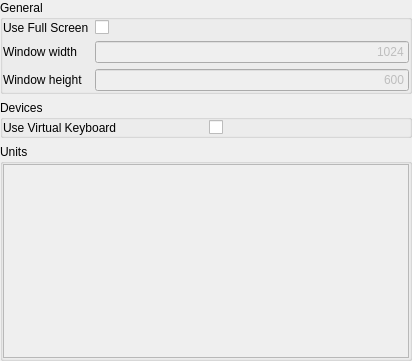
Above: ui/settings/Main.ui from OpenFairWind/FairWindSK before the change. Below: the same form after it.
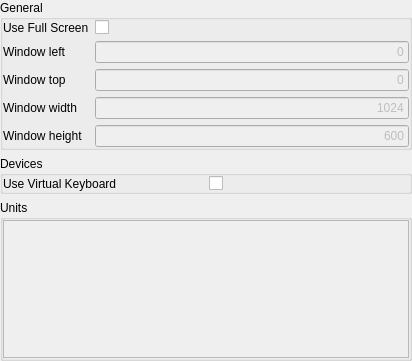
That is the form after the change.

Commit message: Added main window left and top parameters

What changed in the file:
```diff
--- a/ui/settings/Main.ui
+++ b/ui/settings/Main.ui
@@ -54,44 +54,91 @@
         </property>
        </widget>
       </item>
+      <item row="0" column="1">
+       <widget class="QCheckBox" name="checkBox_fullscreen">
+        <property name="text">
+         <string/>
+        </property>
+       </widget>
+      </item>
+
       <item row="1" column="0">
+       <widget class="QLabel" name="label_windowLeft">
+        <property name="text">
+         <string>Window left</string>
+        </property>
+       </widget>
+      </item> 
+      <item row="1" column="1">
+       <widget class="QLineEdit" name="lineEdit_left">
+        <property name="enabled">
+         <bool>false</bool>
+        </property>
+        <property name="text">
+         <string>0</string>
+        </property>
+        <property name="alignment">
+         <set>Qt::AlignmentFlag::AlignRight|Qt::AlignmentFlag::AlignTrailing|Qt::AlignmentFlag::AlignVCenter</set>
+        </property>
+        <property name="placeholderText">
+         <string>0</string>
+        </property>
+       </widget>
+      </item>
+      <item row="2" column="0">
+       <widget class="QLabel" name="label_windowTop">
+        <property name="text">
+         <string>Window top</string>
+        </property>
+       </widget>
+      </item>
+      <item row="2" column="1">
+       <widget class="QLineEdit" name="lineEdit_top">
+        <property name="enabled">
+         <bool>false</bool>
+        </property>
+        <property name="text">
+         <string>0</string>
+        </property>
+        <property name="alignment">
+         <set>Qt::AlignmentFlag::AlignRight|Qt::AlignmentFlag::AlignTrailing|Qt::AlignmentFlag::AlignVCenter</set>
+        </property>
+        <property name="placeholderText">
+         <string>0</string>
+        </property>
+       </widget>
+      </item>
+      <item row="3" column="0">
        <widget class="QLabel" name="label_windowWidth">
         <property name="text">
          <string>Window width</string>
         </property>
        </widget>
+      </item> 
+      <item row="3" column="1">
+       <widget class="QLineEdit" name="lineEdit_width">
+        <property name="enabled">
+         <bool>false</bool>
+        </property>
+        <property name="text">
+         <string>1024</string>
+        </property>
+        <property name="alignment">
+         <set>Qt::AlignmentFlag::AlignRight|Qt::AlignmentFlag::AlignTrailing|Qt::AlignmentFlag::AlignVCenter</set>
+        </property>
+        <property name="placeholderText">
+         <string>1024</string>
+        </property>
+       </widget>
       </item>
-      <item row="2" column="0">
+      <item row="4" column="0">
        <widget class="QLabel" name="label_windowHeight">
         <property name="text">
          <string>Window height</string>
         </property>
        </widget>
       </item>
-      <item row="1" column="1">
-       <widget class="QLineEdit" name="lineEdit_width">
-        <property name="enabled">
-         <bool>false</bool>
-        </property>
-        <property name="text">
-         <string>1024</string>
-        </property>
-        <property name="alignment">
-         <set>Qt::AlignmentFlag::AlignRight|Qt::AlignmentFlag::AlignTrailing|Qt::AlignmentFlag::AlignVCenter</set>
-        </property>
-        <property name="placeholderText">
-         <string>1280</string>
-        </property>
-       </widget>
-      </item>
-      <item row="0" column="1">
-       <widget class="QCheckBox" name="checkBox_fullscreen">
-        <property name="text">
-         <string/>
-        </property>
-       </widget>
-      </item>
-      <item row="2" column="1">
+      <item row="4" column="1">
        <widget class="QLineEdit" name="lineEdit_height">
         <property name="enabled">
          <bool>false</bool>
@@ -103,7 +150,7 @@
          <set>Qt::AlignmentFlag::AlignRight|Qt::AlignmentFlag::AlignTrailing|Qt::AlignmentFlag::AlignVCenter</set>
         </property>
         <property name="placeholderText">
-         <string>720</string>
+         <string>600</string>
         </property>
        </widget>
       </item>
```
The commit also changes 5 other files.
